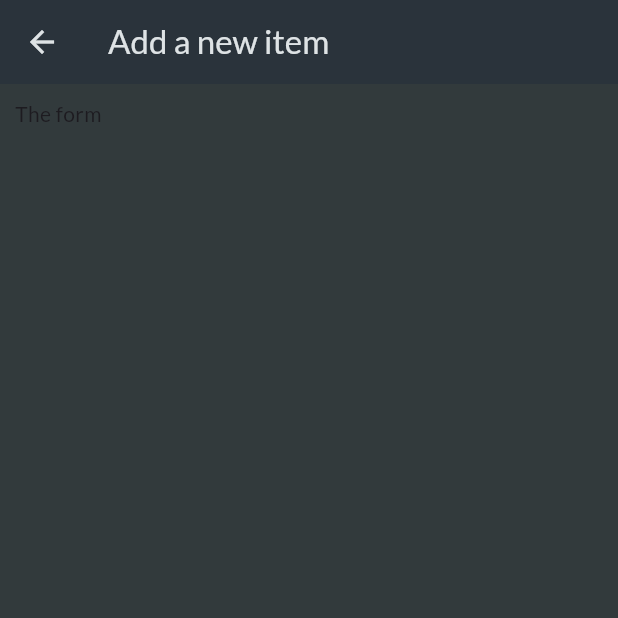
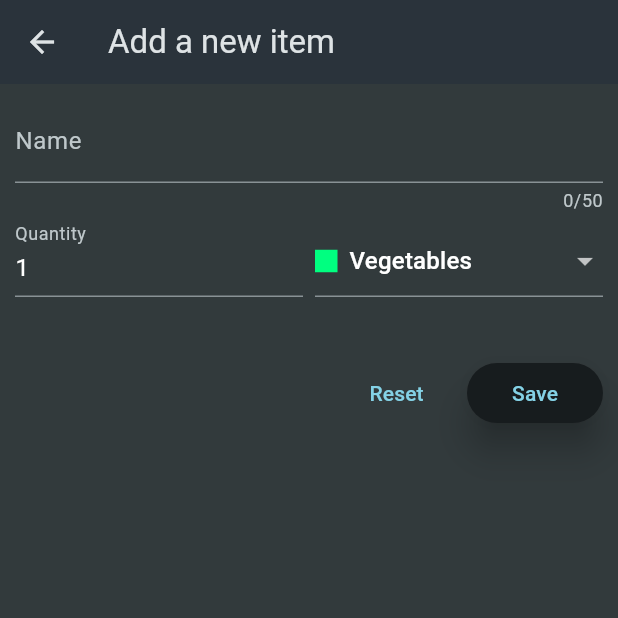
Before and after one commit to Mir-37/bazar_shodai, a Flutter app: the NewItemScreen screen opened directly, on a phone screen of 412 x 824 dp, the top half of it. Run offline on Flutter 3.47's test engine with Material 3 defaults, Android fonts, the phone set to English and light mode, and no system bars; our stand-ins replace google_fonts.

Commit message:
refactor(ui): implement item creation form and update theme styles
- Implement a validated form in NewItemScreen with name, quantity, and category selection.
- Update Category model to use more descriptive 'title' property.
- Configure global text theme in main.dart to ensure white text across all typography styles.

```diff
--- a/lib/main.dart
+++ b/lib/main.dart
@@ -13,7 +13,53 @@ var kThemeData = ThemeData.dark().copyWith(
     surface: const Color.fromARGB(255, 42, 51, 59),
   ),
   scaffoldBackgroundColor: const Color.fromARGB(255, 50, 58, 60),
-  textTheme: GoogleFonts.latoTextTheme(),
+  textTheme: GoogleFonts.latoTextTheme().copyWith(
+    labelLarge: TextStyle(
+      color: Colors.white,
+    ),
+    labelMedium: TextStyle(
+      color: Colors.white,
+    ),
+    labelSmall: TextStyle(
+      color: Colors.white,
+    ),
+    titleLarge: TextStyle(
+      color: Colors.white,
+    ),
+    titleMedium: TextStyle(
+      color: Colors.white,
+    ),
+    titleSmall: TextStyle(
+      color: Colors.white,
+    ),
+    displayLarge: TextStyle(
+      color: Colors.white,
+    ),
+    displayMedium: TextStyle(
+      color: Colors.white,
+    ),
+    displaySmall: TextStyle(
+      color: Colors.white,
+    ),
+    headlineLarge: TextStyle(
+      color: Colors.white,
+    ),
+    headlineMedium: TextStyle(
+      color: Colors.white,
+    ),
+    headlineSmall: TextStyle(
+      color: Colors.white,
+    ),
+    bodyLarge: TextStyle(
+      color: Colors.white,
+    ),
+    bodyMedium: TextStyle(
+      color: Colors.white,
+    ),
+    bodySmall: TextStyle(
+      color: Colors.white,
+    ),
+  ),
 );
 
 class MyApp extends StatelessWidget {
--- a/lib/models/category.dart
+++ b/lib/models/category.dart
@@ -14,7 +14,7 @@ enum Categories {
 }
 
 class Category {
-  final String item;
+  final String title;
   final Color color;
-  const Category(this.item, this.color);
+  const Category(this.title, this.color);
 }
--- a/lib/screens/new_item_screen.dart
+++ b/lib/screens/new_item_screen.dart
@@ -1,3 +1,4 @@
+import 'package:bazar_shodai/data/categories.dart';
 import 'package:flutter/material.dart';
 
 class NewItemScreen extends StatefulWidget {
@@ -10,6 +11,18 @@ class NewItemScreen extends StatefulWidget {
 }
 
 class _NewItemScreenState extends State<NewItemScreen> {
+  final _formKey = GlobalKey<FormState>();
+
+  var _enteredName = '';
+  var _enteredQuantity = 1;
+  var _selectedCategory = categories.entries.first.value;
+
+  void _saveItem() {
+    if (_formKey.currentState!.validate()) {
+      _formKey.currentState!.save();
+    }
+  }
+
   @override
   Widget build(BuildContext context) {
     return Scaffold(
@@ -18,7 +31,119 @@ class _NewItemScreenState extends State<NewItemScreen> {
       ),
       body: Padding(
         padding: const EdgeInsets.all(10),
-        child: Text('The form'),
+        child: Form(
+          key: _formKey,
+          child: Column(
+            children: [
+              TextFormField(
+                maxLength: 50,
+                decoration: InputDecoration(
+                  label: const Text('Name'),
+                ),
+                validator: (value) {
+                  if (value == null ||
+                      value.isEmpty ||
+                      value.trim().length <= 1 ||
+                      value.trim().length > 50) {
+                    return 'Must be between 1 and 50 characters long.';
+                  }
+                  return null;
+                },
+                onSaved: (value) {
+                  _enteredName = value!;
+                },
+              ),
+              Row(
+                crossAxisAlignment: CrossAxisAlignment.end,
+                children: [
+                  Expanded(
+                    child: TextFormField(
+                      decoration: InputDecoration(
+                        label: const Text('Quantity'),
+                      ),
+                      initialValue: _enteredQuantity.toString(),
+                      keyboardType: TextInputType.number,
+                      validator: (value) {
+                        if (value == null ||
+                            value.isEmpty ||
+                            int.tryParse(value) == null ||
+                            int.tryParse(value)! <= 0) {
+                          return 'Must be valid, positive number.';
+                        }
+                        return null;
+                      },
+                      onSaved: (value) {
+                        _enteredQuantity = int.parse(value!);
+                      },
+                    ),
+                  ),
+                  const SizedBox(
+                    width: 8,
+                  ),
+                  Expanded(
+                    child: DropdownButtonFormField(
+                      initialValue: _selectedCategory,
+                      items: [
+                        for (final category in categories.entries)
+                          DropdownMenuItem(
+                            value: category.value,
+                            child: Row(
+                              children: [
+                                Container(
+                                  width: 15,
+                                  height: 15,
+                                  color: category.value.color,
+                                ),
+                                const SizedBox(
+                                  width: 8,
+                                ),
+                                Text(category.value.title),
+                              ],
+                            ),
+                          ),
+                      ],
+                      onChanged: (value) {
+                        setState(() {
+                          _selectedCategory = value!;
+                        });
+                      },
+                    ),
+                  ),
+                ],
+              ),
+              const SizedBox(
+                height: 40,
+              ),
+              Row(
+                mainAxisAlignment: MainAxisAlignment.end,
+                children: [
+                  TextButton(
+                    onPressed: () {
+                      _formKey.currentState!.reset();
+                    },
+                    child: const Text('Reset'),
+                  ),
+                  const SizedBox(
+                    width: 15,
+                  ),
+                  ElevatedButton(
+                    onPressed: _saveItem,
+                    style: ElevatedButton.styleFrom(
+                      padding: EdgeInsets.only(
+                        left: 30,
+                        right: 30,
+                        top: 10,
+                        bottom: 10,
+                      ),
+                      elevation: 10,
+                    ),
+                    child: const Text('Save'),
+                  ),
+                ],
+              ),
+            ],
+          ),
+        ),
       ),
     );
   }
```
